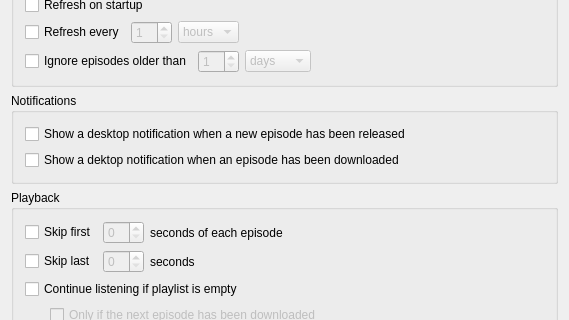
lostrootpass/alphagem, file podcatcher/Resources/ui/windows/FeedSettingsWindow.ui: the form before one commit; both pictures show x 0 to 569 and y 189 to 509 of the 569 by 780 pixel window.
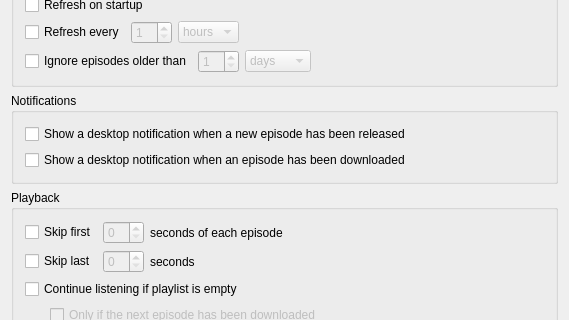
The form after the commit. Icons and pictures are not drawn.

Patch:
```diff
--- a/podcatcher/Resources/ui/windows/FeedSettingsWindow.ui
+++ b/podcatcher/Resources/ui/windows/FeedSettingsWindow.ui
@@ -244,7 +244,7 @@
          <string>&lt;html&gt;&lt;head/&gt;&lt;body&gt;&lt;p&gt;If enabled, a notification will appear on the desktop when an episode has been downloaded. Depending on your computer preferences, this notification may make a sound.&lt;/p&gt;&lt;/body&gt;&lt;/html&gt;</string>
         </property>
         <property name="text">
-         <string>Show a dektop notification when an episode has been downloaded</string>
+         <string>Show a desktop notification when an episode has been downloaded</string>
         </property>
        </widget>
       </item>
```
